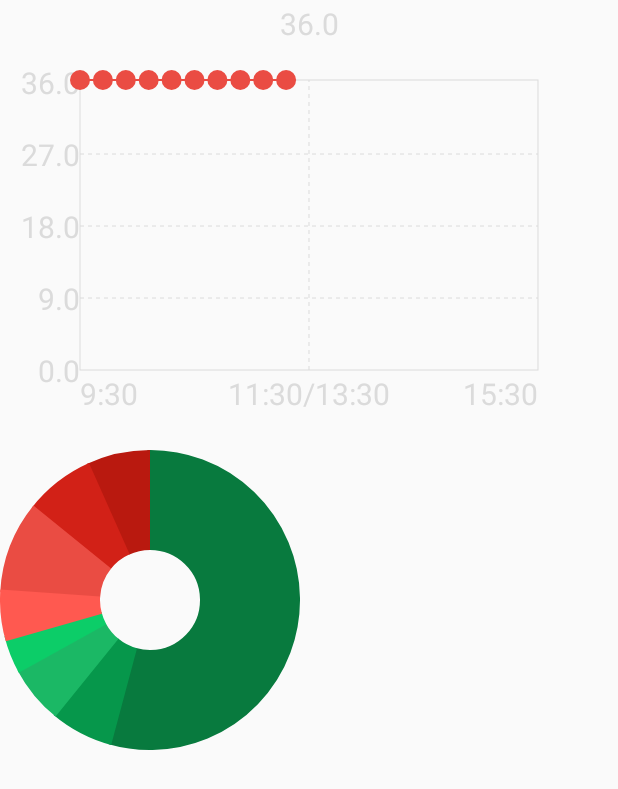
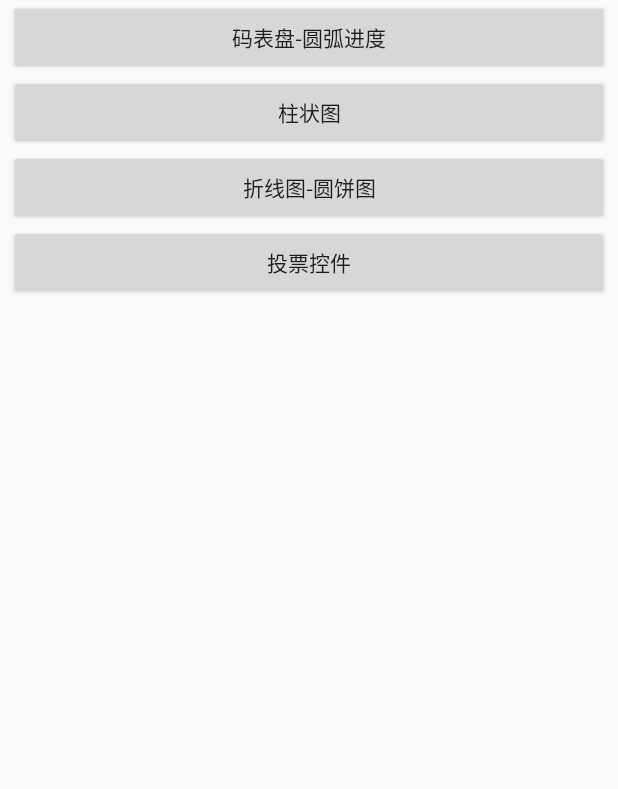
Before and after one commit to WinWang/customView, an Android app: the screen it shows after launch (CircleChartActivity before the commit, HomeActivity after it), on a phone screen of 412 x 824 dp. Shown: the top 789 px of the screen. Run offline under Robolectric (Android 15) with nearby library versions, the light colour scheme and no system bars.

Commit message:
公共入口提取

```diff
--- a/app/build.gradle
+++ b/app/build.gradle
@@ -4,7 +4,7 @@ android {
     compileSdkVersion 28
     defaultConfig {
         applicationId "com.winwang.myapplication"
-        minSdkVersion 19
+        minSdkVersion 21
         targetSdkVersion 28
         versionCode 1
         versionName "1.0"
--- a/app/src/main/AndroidManifest.xml
+++ b/app/src/main/AndroidManifest.xml
@@ -47,14 +47,17 @@
         android:roundIcon="@mipmap/ic_launcher_round"
         android:supportsRtl="true"
         android:theme="@style/AppTheme">
+        <activity android:name=".OptionsRateActivity"></activity>
+        <activity android:name=".CircleChartActivity" />
         <activity android:name=".SocketActivity" />
         <activity android:name=".ScrollerActivity" />
         <activity android:name=".StepViewActivity" />
         <activity android:name=".PagerHelperActivity" />
+        <activity android:name=".ChartActivity" />
         <activity android:name=".TimeLineActivity" />
         <activity android:name=".MainActivity" />
         <activity
-            android:name=".CircleChartActivity"
+            android:name=".HomeActivity"
             android:label="@string/app_name"
             android:theme="@style/AppTheme.NoActionBar">
             <intent-filter>
--- a/app/src/main/java/com/winwang/myapplication/ChartActivity.java
+++ b/app/src/main/java/com/winwang/myapplication/ChartActivity.java
@@ -45,7 +45,7 @@ public class ChartActivity extends AppCompatActivity {
         chart.setDataList(dataList);
 
 //        startActivity(new Intent(this,TimeLineActivity.class));
-        startActivity(new Intent(this,SocketActivity.class));
+//        startActivity(new Intent(this,SocketActivity.class));
 
     }
 }
--- /dev/null
+++ b/app/src/main/java/com/winwang/myapplication/HomeActivity.java
@@ -0,0 +1,33 @@
+package com.winwang.myapplication;
+
+import android.content.Intent;
+import android.support.v7.app.AppCompatActivity;
+import android.os.Bundle;
+import android.view.View;
+
+public class HomeActivity extends AppCompatActivity {
+
+    @Override
+    protected void onCreate(Bundle savedInstanceState) {
+        super.onCreate(savedInstanceState);
+        setContentView(R.layout.activity_home);
+    }
+
+    public void toStepActivity(View view) {
+        startActivity(new Intent(this, StepViewActivity.class));
+    }
+
+    public void toBarActivity(View view) {
+        startActivity(new Intent(this, ChartActivity.class));
+    }
+
+    public void toCircleLineActivity(View view) {
+        startActivity(new Intent(this, CircleChartActivity.class));
+    }
+
+    public void toOptionActivity(View view) {
+        startActivity(new Intent(this, OptionsRateActivity.class));
+    }
+
+
+}
--- a/app/src/main/java/com/winwang/myapplication/StepViewActivity.java
+++ b/app/src/main/java/com/winwang/myapplication/StepViewActivity.java
@@ -38,7 +38,7 @@ public class StepViewActivity extends AppCompatActivity {
         st.setMaxStep(500);
         st.setCurrentStep(400);
 
-        startActivity(new Intent(this,ScrollerActivity.class));
+//        startActivity(new Intent(this,ScrollerActivity.class));
 
     }
 }
--- /dev/null
+++ b/app/src/main/java/com/winwang/myapplication/Tag.kt
@@ -0,0 +1,6 @@
+package com.winwang.myapplication
+
+data class Tag(
+    val name: String,
+    val url: String
+)
--- /dev/null
+++ b/app/src/main/res/layout/activity_home.xml
@@ -0,0 +1,53 @@
+<?xml version="1.0" encoding="utf-8"?>
+<android.support.constraint.ConstraintLayout xmlns:android="http://schemas.android.com/apk/res/android"
+    xmlns:app="http://schemas.android.com/apk/res-auto"
+    xmlns:tools="http://schemas.android.com/tools"
+    android:layout_width="match_parent"
+    android:layout_height="match_parent"
+    tools:context=".HomeActivity">
+
+    <android.support.v4.widget.NestedScrollView
+        android:layout_width="match_parent"
+        android:layout_height="match_parent">
+
+
+        <LinearLayout
+            android:layout_width="match_parent"
+            android:layout_height="match_parent"
+            android:orientation="vertical"
+            android:gravity="center_horizontal">
+
+
+            <Button
+                android:onClick="toStepActivity"
+                android:layout_width="400dp"
+                android:layout_height="50dp"
+                android:text="码表盘-圆弧进度"/>
+
+
+            <Button
+                android:onClick="toBarActivity"
+                android:layout_width="400dp"
+                android:layout_height="50dp"
+                android:text="柱状图"/>
+
+
+            <Button
+                android:onClick="toCircleLineActivity"
+                android:layout_width="400dp"
+                android:layout_height="50dp"
+                android:text="折线图-圆饼图"/>
+
+            <Button
+                android:onClick="toOptionActivity"
+                android:layout_width="400dp"
+                android:layout_height="50dp"
+                android:text="投票控件"/>
+
+        </LinearLayout>
+
+
+    </android.support.v4.widget.NestedScrollView>
+
+
+</android.support.constraint.ConstraintLayout>
```
Also changed, not shown: app/src/main/java/com/winwang/myapplication/OptionRateView.java (added, +131 -0 lines), app/src/main/java/com/winwang/myapplication/OptionsRateActivity.java (added, +17 -0 lines), app/src/main/res/layout/activity_options_rate.xml (added, +23 -0 lines).
